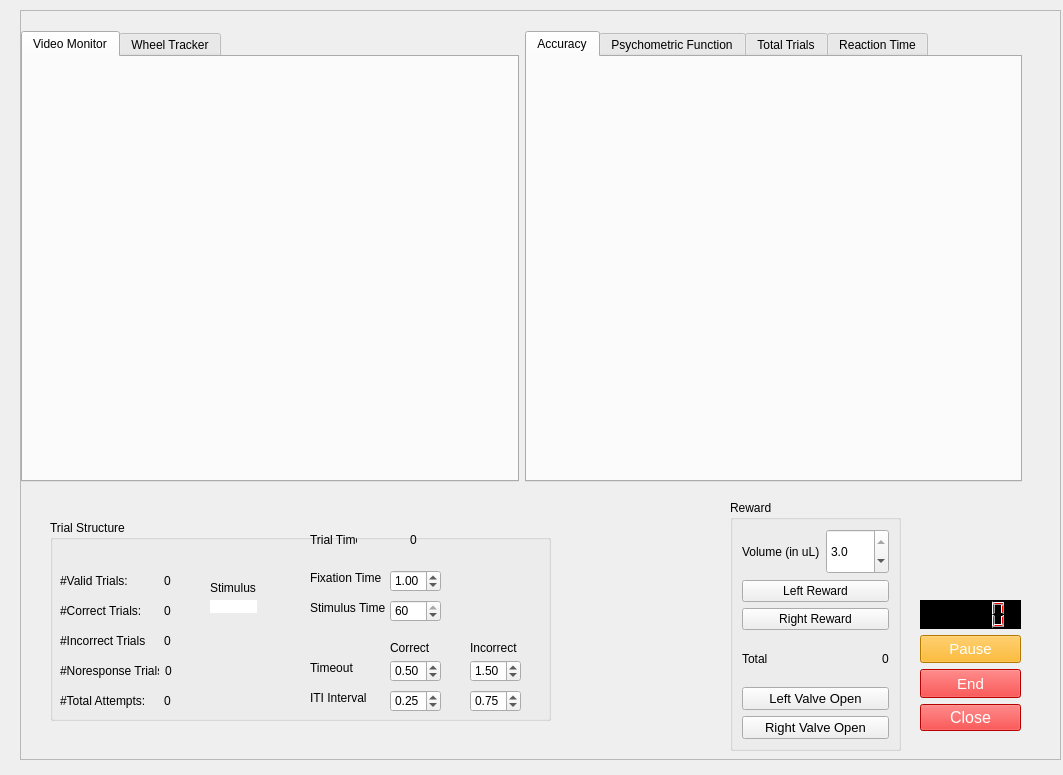
vaibrainium/NeuRPi, file protocols/random_dot_motion/gui/rdk_rig.ui: the form before one commit.
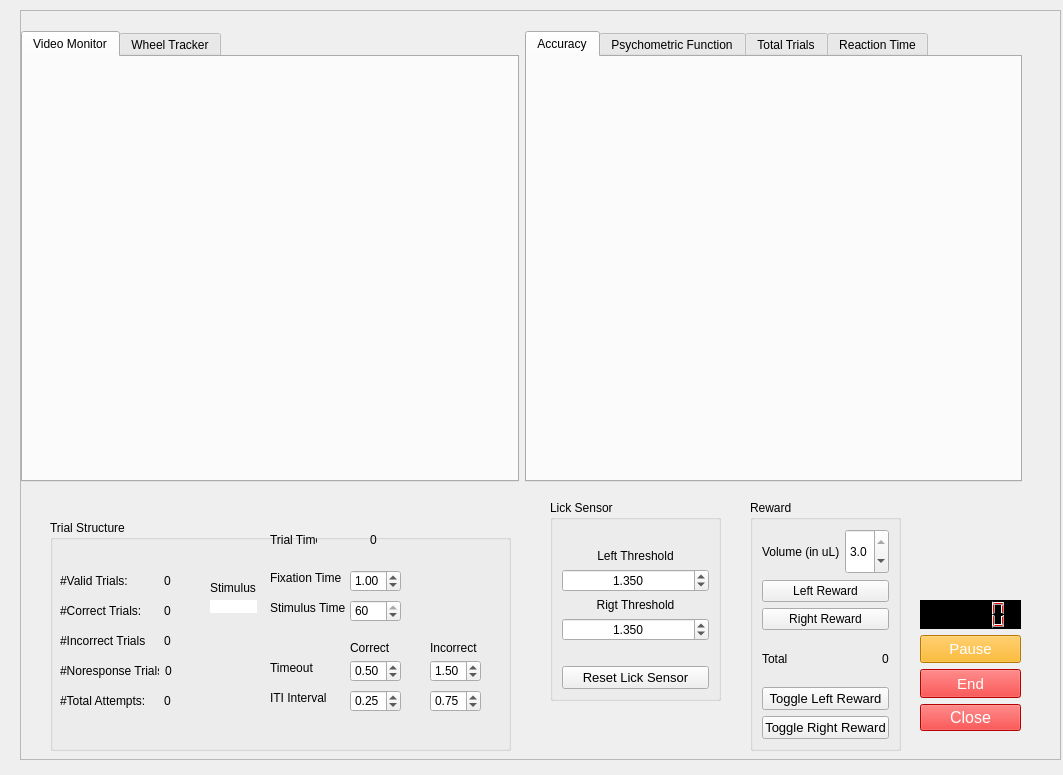
The form after the commit. Custom widgets are drawn as their Qt base class.

Commit message: added lick sensor to gui

```diff
--- a/protocols/random_dot_motion/gui/rdk_rig.ui
+++ b/protocols/random_dot_motion/gui/rdk_rig.ui
@@ -33,8 +33,8 @@
      <rect>
       <x>30</x>
       <y>510</y>
-      <width>501</width>
-      <height>201</height>
+      <width>461</width>
+      <height>231</height>
      </rect>
     </property>
     <property name="title">
@@ -43,7 +43,7 @@
     <widget class="QLabel" name="label_131">
      <property name="geometry">
       <rect>
-       <x>260</x>
+       <x>220</x>
        <y>50</y>
        <width>81</width>
        <height>16</height>
@@ -56,7 +56,7 @@
     <widget class="QLabel" name="label_132">
      <property name="geometry">
       <rect>
-       <x>260</x>
+       <x>220</x>
        <y>80</y>
        <width>81</width>
        <height>16</height>
@@ -69,7 +69,7 @@
     <widget class="QLabel" name="label_133">
      <property name="geometry">
       <rect>
-       <x>340</x>
+       <x>300</x>
        <y>120</y>
        <width>61</width>
        <height>16</height>
@@ -85,7 +85,7 @@
     <widget class="QLabel" name="trial_timer">
      <property name="geometry">
       <rect>
-       <x>360</x>
+       <x>320</x>
        <y>10</y>
        <width>41</width>
        <height>20</height>
@@ -104,7 +104,7 @@
     <widget class="QLabel" name="label_134">
      <property name="geometry">
       <rect>
-       <x>260</x>
+       <x>220</x>
        <y>10</y>
        <width>47</width>
        <height>20</height>
@@ -123,7 +123,7 @@
     <widget class="QLabel" name="label_135">
      <property name="geometry">
       <rect>
-       <x>420</x>
+       <x>380</x>
        <y>120</y>
        <width>61</width>
        <height>16</height>
@@ -136,7 +136,7 @@
     <widget class="QDoubleSpinBox" name="stimulus_time">
      <property name="geometry">
       <rect>
-       <x>340</x>
+       <x>300</x>
        <y>80</y>
        <width>51</width>
        <height>22</height>
@@ -158,7 +158,7 @@
     <widget class="QDoubleSpinBox" name="fixation_time">
      <property name="geometry">
       <rect>
-       <x>340</x>
+       <x>300</x>
        <y>50</y>
        <width>51</width>
        <height>22</height>
@@ -183,7 +183,7 @@
     <widget class="QDoubleSpinBox" name="correct_to">
      <property name="geometry">
       <rect>
-       <x>340</x>
+       <x>300</x>
        <y>140</y>
        <width>51</width>
        <height>22</height>
@@ -208,7 +208,7 @@
     <widget class="QDoubleSpinBox" name="incorrect_to">
      <property name="geometry">
       <rect>
-       <x>420</x>
+       <x>380</x>
        <y>140</y>
        <width>51</width>
        <height>22</height>
@@ -434,7 +434,7 @@
     <widget class="QLabel" name="label_142">
      <property name="geometry">
       <rect>
-       <x>260</x>
+       <x>220</x>
        <y>170</y>
        <width>61</width>
        <height>16</height>
@@ -447,7 +447,7 @@
     <widget class="QDoubleSpinBox" name="correct_iti">
      <property name="geometry">
       <rect>
-       <x>340</x>
+       <x>300</x>
        <y>170</y>
        <width>51</width>
        <height>22</height>
@@ -472,7 +472,7 @@
     <widget class="QLabel" name="label_143">
      <property name="geometry">
       <rect>
-       <x>260</x>
+       <x>220</x>
        <y>140</y>
        <width>61</width>
        <height>16</height>
@@ -488,7 +488,7 @@
     <widget class="QDoubleSpinBox" name="incorrect_iti">
      <property name="geometry">
       <rect>
-       <x>420</x>
+       <x>380</x>
        <y>170</y>
        <width>51</width>
        <height>22</height>
@@ -514,9 +514,9 @@
    <widget class="QGroupBox" name="RewardBox_2">
     <property name="geometry">
      <rect>
-      <x>710</x>
+      <x>730</x>
       <y>490</y>
-      <width>171</width>
+      <width>151</width>
       <height>251</height>
      </rect>
     </property>
@@ -627,7 +627,7 @@
           </font>
          </property>
          <property name="text">
-          <string>Left Valve Open</string>
+          <string>Toggle Left Reward</string>
          </property>
         </widget>
        </item>
@@ -639,7 +639,7 @@
           </font>
          </property>
          <property name="text">
-          <string>Right Valve Open</string>
+          <string>Toggle Right Reward</string>
          </property>
         </widget>
        </item>
@@ -902,6 +902,149 @@
     </layout>
    </widget>
   </widget>
+  <widget class="QGroupBox" name="LickSensor">
+   <property name="geometry">
+    <rect>
+     <x>550</x>
+     <y>500</y>
+     <width>171</width>
+     <height>201</height>
+    </rect>
+   </property>
+   <property name="title">
+    <string>Lick Sensor</string>
+   </property>
+   <layout class="QGridLayout" name="gridLayout_10">
+    <item row="0" column="0">
+     <layout class="QVBoxLayout" name="verticalLayout_19">
+      <item>
+       <widget class="QLabel" name="label_149">
+        <property name="layoutDirection">
+         <enum>Qt::LeftToRight</enum>
+        </property>
+        <property name="text">
+         <string/>
+        </property>
+        <property name="alignment">
+         <set>Qt::AlignCenter</set>
+        </property>
+       </widget>
+      </item>
+      <item>
+       <widget class="QLabel" name="label_146">
+        <property name="layoutDirection">
+         <enum>Qt::LeftToRight</enum>
+        </property>
+        <property name="text">
+         <string>Left Threshold</string>
+        </property>
+        <property name="alignment">
+         <set>Qt::AlignCenter</set>
+        </property>
+       </widget>
+      </item>
+      <item>
+       <widget class="QDoubleSpinBox" name="left_lick_threshold">
+        <property name="sizePolicy">
+         <sizepolicy hsizetype="Expanding" vsizetype="Fixed">
+          <horstretch>0</horstretch>
+          <verstretch>0</verstretch>
+         </sizepolicy>
+        </property>
+        <property name="alignment">
+         <set>Qt::AlignCenter</set>
+        </property>
+        <property name="suffix">
+         <string/>
+        </property>
+        <property name="decimals">
+         <number>3</number>
+        </property>
+        <property name="minimum">
+         <double>1.050000000000000</double>
+        </property>
+        <property name="maximum">
+         <double>3.000000000000000</double>
+        </property>
+        <property name="singleStep">
+         <double>0.005000000000000</double>
+        </property>
+        <property name="value">
+         <double>1.350000000000000</double>
+        </property>
+       </widget>
+      </item>
+      <item>
+       <widget class="QLabel" name="label_147">
+        <property name="layoutDirection">
+         <enum>Qt::LeftToRight</enum>
+        </property>
+        <property name="text">
+         <string>Rigt Threshold</string>
+        </property>
+        <property name="alignment">
+         <set>Qt::AlignCenter</set>
+        </property>
+       </widget>
+      </item>
+      <item>
+       <widget class="QDoubleSpinBox" name="right_lick_threshold">
+        <property name="alignment">
+         <set>Qt::AlignCenter</set>
+        </property>
+        <property name="suffix">
+         <string/>
+        </property>
+        <property name="decimals">
+         <number>3</number>
+        </property>
+        <property name="minimum">
+         <double>1.050000000000000</double>
+        </property>
+        <property name="maximum">
+         <double>3.000000000000000</double>
+        </property>
+        <property name="singleStep">
+         <double>0.005000000000000</double>
+        </property>
+        <property name="value">
+         <double>1.350000000000000</double>
+        </property>
+       </widget>
+      </item>
+     </layout>
+    </item>
+    <item row="1" column="0">
+     <layout class="QVBoxLayout" name="verticalLayout_20">
+      <item>
+       <widget class="QLabel" name="label_148">
+        <property name="layoutDirection">
+         <enum>Qt::LeftToRight</enum>
+        </property>
+        <property name="text">
+         <string/>
+        </property>
+        <property name="alignment">
+         <set>Qt::AlignCenter</set>
+        </property>
+       </widget>
+      </item>
+      <item>
+       <widget class="QPushButton" name="reset_lick_sensor">
+        <property name="font">
+         <font>
+          <pointsize>10</pointsize>
+         </font>
+        </property>
+        <property name="text">
+         <string>Reset Lick Sensor</string>
+        </property>
+       </widget>
+      </item>
+     </layout>
+    </item>
+   </layout>
+  </widget>
  </widget>
  <customwidgets>
   <customwidget>
```
The commit also changes 1 other file.
